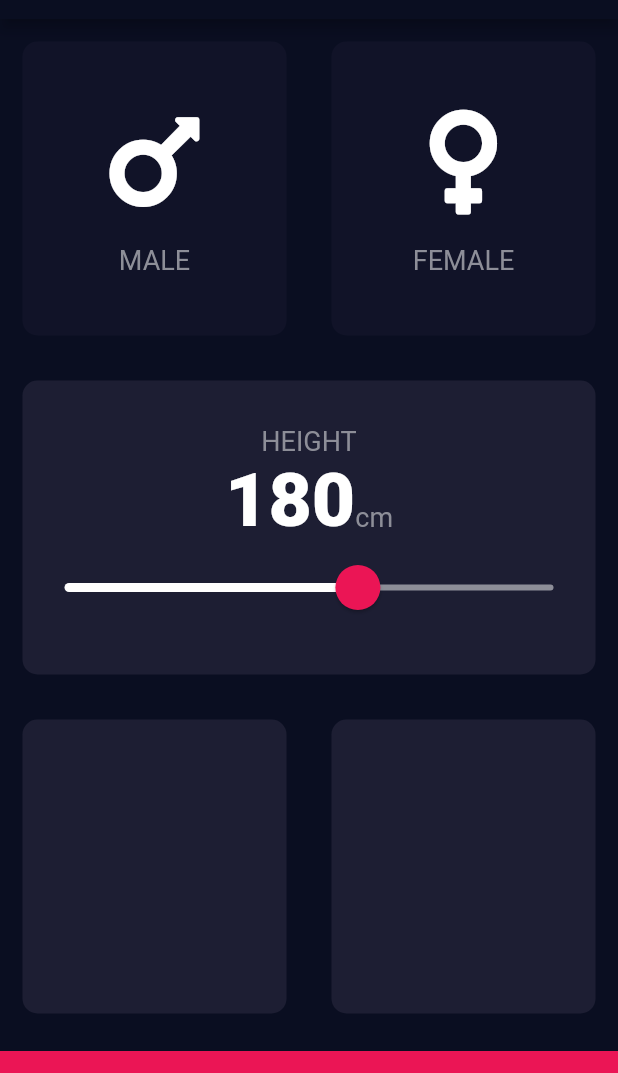
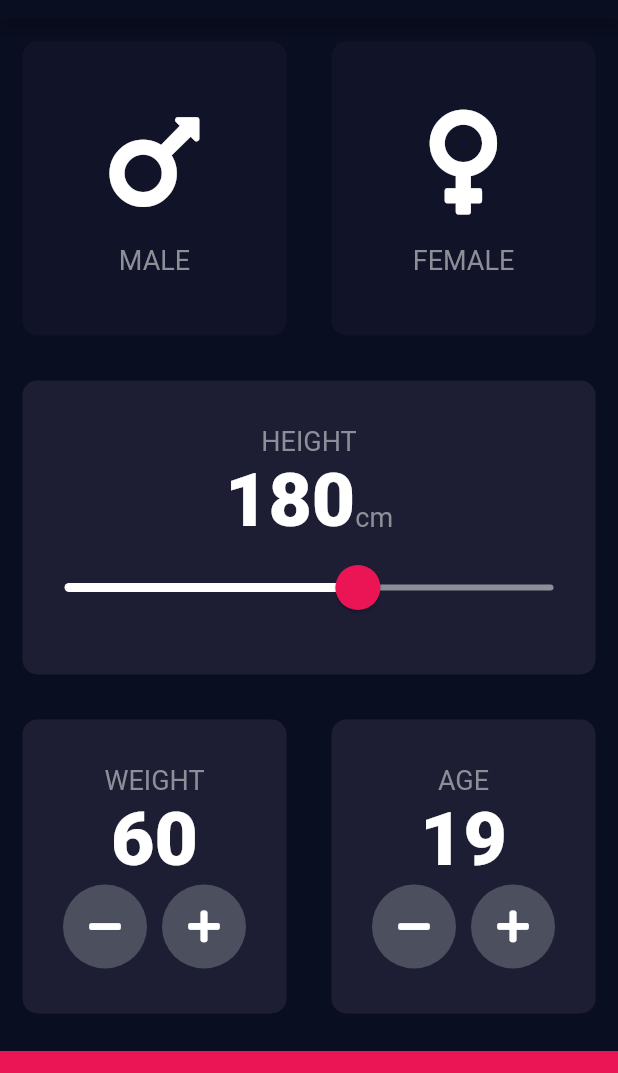
Before and after one commit to SHAH-JI/bmi-calculator-flutter, a Flutter app: the screen it shows after launch, on a phone screen of 412 x 824 dp, the part 65-1138 px from its top. Run offline on Flutter 3.47's test engine with Material 2 defaults, Android fonts, the phone set to English and light mode, and no system bars; our stand-ins replace font_awesome_flutter.

Commit message:
Added the age and weight input
In this version, just added the input methods for age and weight.

```diff
--- a/lib/input_page.dart
+++ b/lib/input_page.dart
@@ -15,6 +15,8 @@ class InputPage extends StatefulWidget {
 class _InputPageState extends State<InputPage> {
   Gender selectedGender;
   int height = 180;
+  int weight = 60;
+  int age = 19;
   @override
   Widget build(BuildContext context) {
     return Scaffold(
@@ -115,10 +117,88 @@ class _InputPageState extends State<InputPage> {
             child: Row(
               children: <Widget>[
                 Expanded(
-                  child: ReusableCard(colour: kActiveCardColor),
+                  child: ReusableCard(
+                    colour: kActiveCardColor,
+                    cardChild: Column(
+                      mainAxisAlignment: MainAxisAlignment.center,
+                      children: <Widget>[
+                        Text(
+                          'WEIGHT',
+                          style: kLabelTextStyle,
+                        ),
+                        Text(
+                          weight.toString(),
+                          style: kNumberTextStyle,
+                        ),
+                        Row(
+                          mainAxisAlignment: MainAxisAlignment.center,
+                          children: <Widget>[
+                            RoundIconButton(
+                              icon: FontAwesomeIcons.minus,
+                              onPressed: () {
+                                setState(() {
+                                  weight--;
+                                });
+                              },
+                            ),
+                            SizedBox(
+                              width: 10.0,
+                            ),
+                            RoundIconButton(
+                              icon: FontAwesomeIcons.plus,
+                              onPressed: () {
+                                setState(() {
+                                  weight++;
+                                });
+                              },
+                            ),
+                          ],
+                        ),
+                      ],
+                    ),
+                  ),
                 ),
                 Expanded(
-                  child: ReusableCard(colour: kActiveCardColor),
+                  child: ReusableCard(
+                    colour: kActiveCardColor,
+                    cardChild: Column(
+                      mainAxisAlignment: MainAxisAlignment.center,
+                      children: <Widget>[
+                        Text(
+                          'AGE',
+                          style: kLabelTextStyle,
+                        ),
+                        Text(
+                          age.toString(),
+                          style: kNumberTextStyle,
+                        ),
+                        Row(
+                          mainAxisAlignment: MainAxisAlignment.center,
+                          children: <Widget>[
+                            RoundIconButton(
+                              icon: FontAwesomeIcons.minus,
+                              onPressed: () {
+                                setState(() {
+                                  age > 1 ? age-- : age = 1;
+                                });
+                              },
+                            ),
+                            SizedBox(
+                              width: 10.0,
+                            ),
+                            RoundIconButton(
+                              icon: FontAwesomeIcons.plus,
+                              onPressed: () {
+                                setState(() {
+                                  age++;
+                                });
+                              },
+                            ),
+                          ],
+                        ),
+                      ],
+                    ),
+                  ),
                 ),
               ],
             ),
@@ -134,3 +214,24 @@ class _InputPageState extends State<InputPage> {
     );
   }
 }
+
+class RoundIconButton extends StatelessWidget {
+  RoundIconButton({@required this.icon, @required this.onPressed});
+  final IconData icon;
+  final Function onPressed;
+
+  @override
+  Widget build(BuildContext context) {
+    return RawMaterialButton(
+      child: Icon(icon),
+      onPressed: onPressed,
+      elevation: 0.0,
+      constraints: BoxConstraints.tightFor(
+        width: 56.0,
+        height: 56.0,
+      ),
+      shape: CircleBorder(),
+      fillColor: Color(0xFF4C4F5E),
+    );
+  }
+}
```
